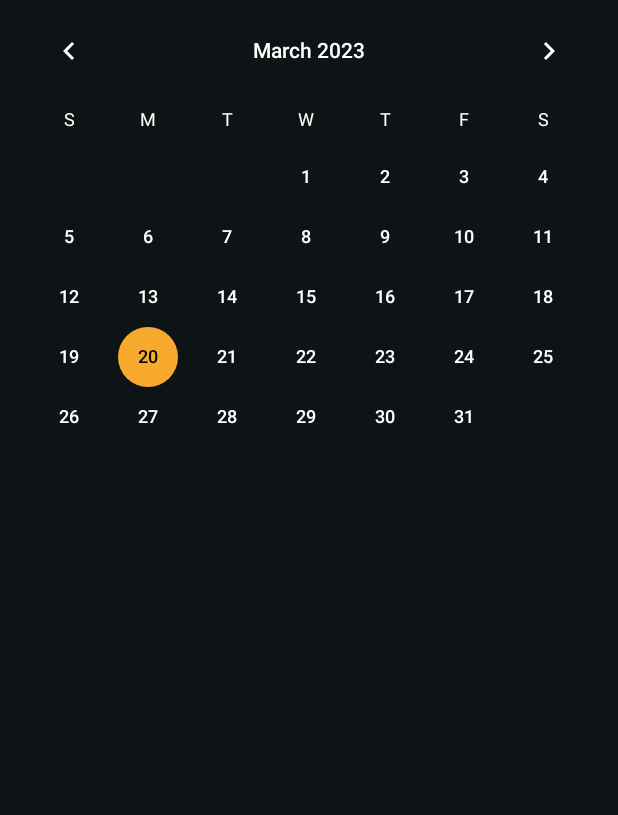
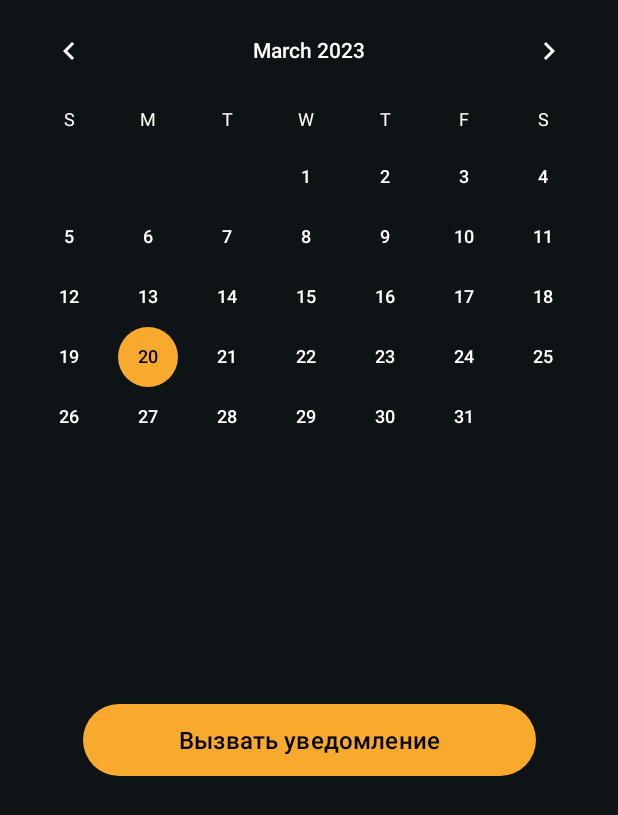
Before and after one commit to vasyan-coder/Laba2, an Android app: the fragment CalendarFragment shown on its own in the app's theme, on a phone screen of 412 x 824 dp. Shown: the top 815 px of the screen. Run offline under Robolectric (Android 15) with nearby library versions, the phone set to English and light mode, and no system bars.

Commit message:
feat: added calendar notification

```diff
--- a/app/src/main/AndroidManifest.xml
+++ b/app/src/main/AndroidManifest.xml
@@ -2,6 +2,7 @@
 <manifest xmlns:android="http://schemas.android.com/apk/res/android"
     xmlns:tools="http://schemas.android.com/tools">
 
+    <uses-permission android:name="android.permission.POST_NOTIFICATIONS" />
     <application
         android:allowBackup="true"
         android:dataExtractionRules="@xml/data_extraction_rules"
--- a/app/src/main/java/com/vasyancoder/laba2/CalendarFragment.java
+++ b/app/src/main/java/com/vasyancoder/laba2/CalendarFragment.java
@@ -1,5 +1,11 @@
 package com.vasyancoder.laba2;
 
+
+import android.app.Notification;
+import android.app.NotificationChannel;
+import android.app.NotificationManager;
+import android.content.Context;
+import android.os.Build;
 import android.os.Bundle;
 import android.view.LayoutInflater;
 import android.view.View;
@@ -7,12 +13,15 @@ import android.view.ViewGroup;
 
 import androidx.annotation.NonNull;
 import androidx.annotation.Nullable;
+import androidx.core.app.NotificationCompat;
 import androidx.fragment.app.Fragment;
 
 import com.vasyancoder.laba2.databinding.FragmentCalendarBinding;
 
 public class CalendarFragment extends Fragment {
     private FragmentCalendarBinding binding;
+
+    private static final String CHANNEL_ID = "calendar";
 
     @Nullable
     @Override
@@ -24,6 +33,41 @@ public class CalendarFragment extends Fragment {
     @Override
     public void onViewCreated(@NonNull View view, @Nullable Bundle savedInstanceState) {
         super.onViewCreated(view, savedInstanceState);
+        createNotificationChannel();
+
+        binding.notifyBtn.setOnClickListener(view1 -> {
+            showNotification();
+        });
+    }
+
+
+    private void showNotification() {
+        Notification notification = new NotificationCompat.Builder(requireContext(), CHANNEL_ID)
+                .setSmallIcon(R.drawable.icon_calendar)
+                .setContentText("Запись на хакатон прошла успешно")
+                .setContentTitle("Успешно")
+                .setPriority(NotificationCompat.PRIORITY_DEFAULT)
+                .build();
+
+        NotificationManager notificationManager =
+                (NotificationManager) requireContext().getSystemService(Context.NOTIFICATION_SERVICE);
+
+        notificationManager.notify(1, notification);
+
+    }
+
+    private void createNotificationChannel() {
+        if (Build.VERSION.SDK_INT >= Build.VERSION_CODES.O) {
+            NotificationChannel channel = new NotificationChannel(
+                    CHANNEL_ID,
+                    "calendar",
+                    NotificationManager.IMPORTANCE_DEFAULT
+            );
+
+            NotificationManager notificationManager =
+                    (NotificationManager) requireContext().getSystemService(Context.NOTIFICATION_SERVICE);
+            notificationManager.createNotificationChannel(channel);
+        }
     }
 
     @Override
--- a/app/src/main/res/layout/fragment_calendar.xml
+++ b/app/src/main/res/layout/fragment_calendar.xml
@@ -1,9 +1,39 @@
 <?xml version="1.0" encoding="utf-8"?>
-<CalendarView
+<androidx.constraintlayout.widget.ConstraintLayout
     xmlns:android="http://schemas.android.com/apk/res/android"
+    xmlns:app="http://schemas.android.com/apk/res-auto"
     android:layout_width="match_parent"
     android:layout_height="match_parent"
-    android:background="@color/background"
-    android:dateTextAppearance="@style/CalenderViewDateCustomText"
-    android:theme="@style/CalenderViewDateCustomText"
-    android:weekDayTextAppearance="@style/CustomCalendarDay" />
+    android:background="@color/background">
+
+    <CalendarView
+        android:id="@+id/calendarView"
+        android:layout_width="0dp"
+        android:layout_height="wrap_content"
+        android:background="@color/background"
+        android:dateTextAppearance="@style/CalenderViewDateCustomText"
+        android:theme="@style/CalenderViewDateCustomText"
+        android:weekDayTextAppearance="@style/CustomCalendarDay"
+        app:layout_constraintEnd_toEndOf="parent"
+        app:layout_constraintStart_toStartOf="parent"
+        app:layout_constraintTop_toTopOf="parent" />
+
+    <Button
+        android:id="@+id/notifyBtn"
+        android:layout_width="wrap_content"
+        android:layout_height="wrap_content"
+        android:background="@drawable/round_button"
+        app:layout_constraintVertical_bias="0.3"
+        android:paddingHorizontal="64dp"
+        android:text="@string/notification"
+        android:textAllCaps="false"
+        android:textColor="@color/black"
+        android:textSize="@dimen/button_text"
+        app:backgroundTint="@null"
+        app:layout_constraintBottom_toBottomOf="parent"
+        app:layout_constraintEnd_toEndOf="parent"
+        app:layout_constraintStart_toStartOf="parent"
+        app:layout_constraintTop_toBottomOf="@+id/calendarView" />
+
+
+</androidx.constraintlayout.widget.ConstraintLayout>
--- a/app/src/main/res/values/strings.xml
+++ b/app/src/main/res/values/strings.xml
@@ -28,4 +28,8 @@
     <string name="calendar">Calendar</string>
     <string name="online">Онлайн</string>
     <string name="offline">Оффлайн</string>
+    <string name="notification">Вызвать уведомление</string>
+
+    <string name="channel_name">calendar_notify</string>
+    <string name="channel_description">calendar_notify_desc</string>
 </resources>
```
